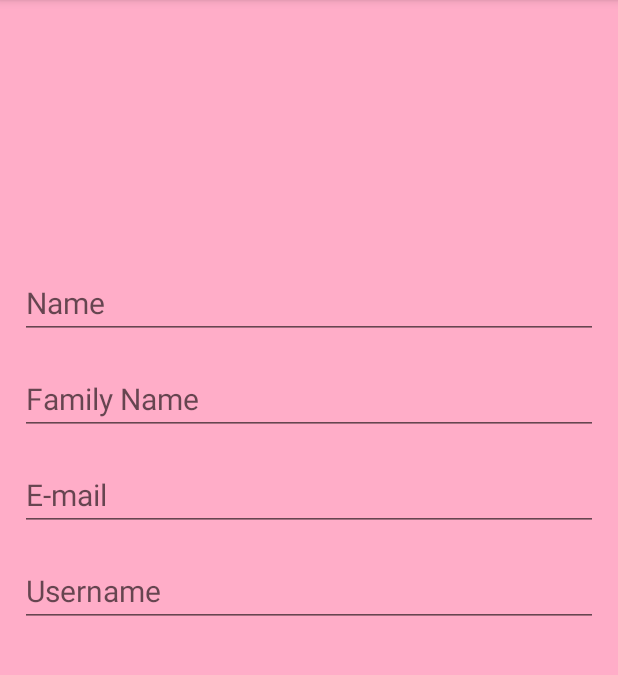
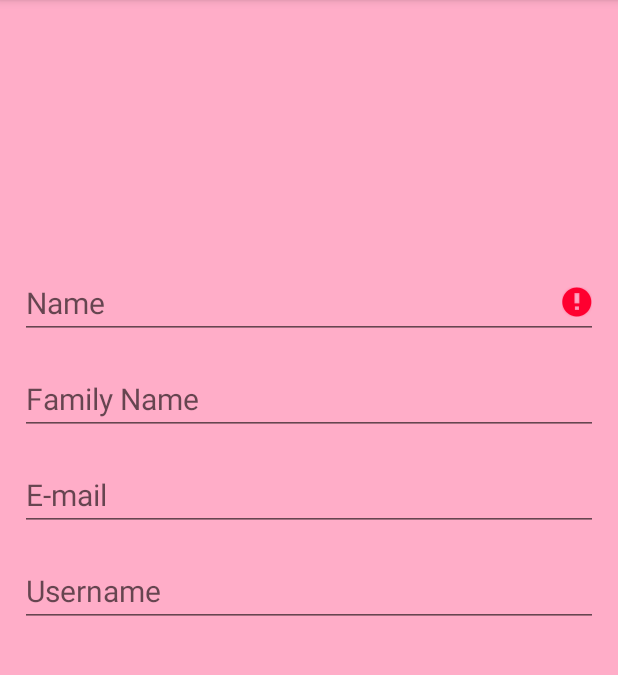
Before and after one commit to rosemary93/MyNetflix, an Android app: the ProfileRegistrationFragment screen opened through its navigation route, after a tap on "REGISTER", on a phone screen of 412 x 824 dp, the part 84-759 px from its top. Run offline under Robolectric (Android 15) with nearby library versions, the phone set to English and light mode, and no system bars.

Commit message:
all views added in different araylists for cleancode in HomeFragment.kt fun testData added in object NetflixEnvironment in Model.kt method areValidInputs added in ProfileRegistrationFragment.kt to check necessary fields are filled also user info datas set after registering. all views initialized in ShowProfileFragment.kt and a button added for backing to Home fragment some ids renamed. a new action added in nav_graph for navigating from fragment_show_profile.xml to fragment_home.xml

```diff
--- a/app/src/main/java/com/example/mynetflix/HomeFragment.kt
+++ b/app/src/main/java/com/example/mynetflix/HomeFragment.kt
@@ -5,16 +5,21 @@ import android.os.Bundle
 import android.view.*
 import androidx.fragment.app.Fragment
 import android.widget.Button
+import android.widget.ImageView
+import android.widget.TextView
 import androidx.navigation.fragment.findNavController
 import com.example.mynetflix.databinding.FragmentHomeBinding
 
 class HomeFragment : Fragment() {
     lateinit var binding: FragmentHomeBinding
-    val favoriteButtons = ArrayList<Button>()
+    val favoriteButtonList = ArrayList<Button>()
+    val imageViewList=ArrayList<ImageView>()
+    val textViewList=ArrayList<TextView>()
 
     override fun onCreate(savedInstanceState: Bundle?) {
         super.onCreate(savedInstanceState)
         setHasOptionsMenu(true)
+        NetflixEnvironment.testData()
     }
 
     override fun onCreateView(
@@ -22,23 +27,44 @@ class HomeFragment : Fragment() {
         savedInstanceState: Bundle?
     ): View? {
         binding = FragmentHomeBinding.inflate(inflater, container, false)
-
-
         return binding.root
     }
 
     override fun onViewCreated(view: View, savedInstanceState: Bundle?) {
         super.onViewCreated(view, savedInstanceState)
+        createViewsArrays()
+        //initLastViews()
 
 
-        binding.buttonFavorite0.setOnClickListener {
-            NetflixEnvironment.filmList[0].isFavorite = (!NetflixEnvironment.filmList[0].isFavorite)
+        for (i in 0 until favoriteButtonList.size)
+        {
+            favoriteButtonList[i].setOnClickListener {
+                NetflixEnvironment.filmList[i].isFavorite = (!(NetflixEnvironment.filmList[i].isFavorite))
+                if (NetflixEnvironment.filmList[i].isFavorite)
+                {
+                    favoriteButtonList[i].setBackgroundColor(Color.RED)
+                }else{
+                    favoriteButtonList[i].setBackgroundColor(resources.getColor(R.color.purple_500))
+                }
+            }
+        }
 
-            binding.buttonFavorite0.setBackgroundColor(Color.RED)
-            // findNavController().navigate(R.id.action_homeFragment_to_comingSoonFragment)
-        }
+
+
     }
 
+    fun initLastViews(){
+        for (i in 0..11)
+        {
+            textViewList[i].text=NetflixEnvironment.filmList[i].title
+            if (NetflixEnvironment.filmList[i].isFavorite)
+                favoriteButtonList[i].setBackgroundColor(Color.RED)
+        }
+
+
+    }
+
+    //for adding menu and set items listeners
     override fun onCreateOptionsMenu(menu: Menu, inflater: MenuInflater) {
         super.onCreateOptionsMenu(menu, inflater)
         inflater.inflate(R.menu.home_menu, menu)
@@ -61,19 +87,55 @@ class HomeFragment : Fragment() {
         }
         return super.onOptionsItemSelected(item)
     }
+    fun createViewsArrays()
+    {
+        createButtonArray()
+        createImageViewArray()
+        createTextViewArray()
+    }
 
     fun createButtonArray() {
-        favoriteButtons.add(binding.buttonFavorite0)
-        favoriteButtons.add(binding.buttonFavorite1)
-        favoriteButtons.add(binding.buttonFavorite2)
-        favoriteButtons.add(binding.buttonFavorite3)
-        favoriteButtons.add(binding.buttonFavorite4)
-        favoriteButtons.add(binding.buttonFavorite5)
-        favoriteButtons.add(binding.buttonFavorite6)
-        favoriteButtons.add(binding.buttonFavorite7)
-        favoriteButtons.add(binding.buttonFavorite8)
-        favoriteButtons.add(binding.buttonFavorite9)
-        favoriteButtons.add(binding.buttonFavorite10)
-        favoriteButtons.add(binding.buttonFavorite11)
+
+        favoriteButtonList.add(binding.buttonFavorite0)
+        favoriteButtonList.add(binding.buttonFavorite1)
+        favoriteButtonList.add(binding.buttonFavorite2)
+        favoriteButtonList.add(binding.buttonFavorite3)
+        favoriteButtonList.add(binding.buttonFavorite4)
+        favoriteButtonList.add(binding.buttonFavorite5)
+        favoriteButtonList.add(binding.buttonFavorite6)
+        favoriteButtonList.add(binding.buttonFavorite7)
+        favoriteButtonList.add(binding.buttonFavorite8)
+        favoriteButtonList.add(binding.buttonFavorite9)
+        favoriteButtonList.add(binding.buttonFavorite10)
+        favoriteButtonList.add(binding.buttonFavorite11)
+    }
+    fun createImageViewArray(){
+        imageViewList.add(binding.imageView0)
+        imageViewList.add(binding.imageView1)
+        imageViewList.add(binding.imageView2)
+        imageViewList.add(binding.imageView3)
+        imageViewList.add(binding.imageView4)
+        imageViewList.add(binding.imageView5)
+        imageViewList.add(binding.imageView6)
+        imageViewList.add(binding.imageView7)
+        imageViewList.add(binding.imageView8)
+        imageViewList.add(binding.imageView9)
+        imageViewList.add(binding.imageView10)
+        imageViewList.add(binding.imageView11)
+    }
+    fun createTextViewArray()
+    {
+        textViewList.add(binding.textViewFilmTitle0)
+        textViewList.add(binding.textViewFilmTitle1)
+        textViewList.add(binding.textViewFilmTitle2)
+        textViewList.add(binding.textViewFilmTitle3)
+        textViewList.add(binding.textViewFilmTitle4)
+        textViewList.add(binding.textViewFilmTitle5)
+        textViewList.add(binding.textViewFilmTitle6)
+        textViewList.add(binding.textViewFilmTitle7)
+        textViewList.add(binding.textViewFilmTitle8)
+        textViewList.add(binding.textViewFilmTitle9)
+        textViewList.add(binding.textViewFilmTitle10)
+        textViewList.add(binding.textViewFilmTitle11)
     }
 }
--- a/app/src/main/java/com/example/mynetflix/Model.kt
+++ b/app/src/main/java/com/example/mynetflix/Model.kt
@@ -3,10 +3,26 @@ package com.example.mynetflix
 object NetflixEnvironment {
     var userInfo: UserInfo? = null
     val filmList = ArrayList<Film>()
+
+    fun testData(){
+        filmList.add(Film("film1",R.drawable.icon_0))
+        filmList.add(Film("film2",R.drawable.icon_1))
+        filmList.add(Film("film3",R.drawable.icon_2))
+        filmList.add(Film("film4",R.drawable.icon_3))
+        filmList.add(Film("film5",R.drawable.icon_4))
+        filmList.add(Film("film6",R.drawable.icon_5))
+        filmList.add(Film("film7",R.drawable.icon_6))
+        filmList.add(Film("film8",R.drawable.icon_7))
+        filmList.add(Film("film9",R.drawable.icon_8))
+        filmList.add(Film("film10",R.drawable.icon_9))
+        filmList.add(Film("film11",R.drawable.icon_10))
+        filmList.add(Film("film12",R.drawable.icon_11))
+    }
 }
 
 data class Film(var title: String, var imageID: Int) {
     var isFavorite = false
+
 }
 
 class UserInfo(
--- a/app/src/main/java/com/example/mynetflix/ProfileRegistrationFragment.kt
+++ b/app/src/main/java/com/example/mynetflix/ProfileRegistrationFragment.kt
@@ -20,20 +20,51 @@ class ProfileRegistrationFragment : Fragment() {
         inflater: LayoutInflater, container: ViewGroup?,
         savedInstanceState: Bundle?
     ): View? {
-        binding= FragmentProfileRegistrationBinding.inflate(inflater,container,false)
+        binding = FragmentProfileRegistrationBinding.inflate(inflater, container, false)
         // Inflate the layout for this fragment
         return binding.root
     }
 
     override fun onViewCreated(view: View, savedInstanceState: Bundle?) {
         super.onViewCreated(view, savedInstanceState)
-        /*if (NetflixEnvironment.userInfo==null)
+        if (NetflixEnvironment.userInfo!=null)
         {
-            findNavController().navigate(R.id.action_profileFragment_to_showUserInfoFragment)
-        }*/
+            findNavController().navigate(R.id.action_profileRegistrationFragment_to_showProfileFragment)
+        }
         binding.buttonRegister.setOnClickListener {
-           // findNavController().navigate()
+            if (areValidInputs()) {
+                NetflixEnvironment.userInfo = UserInfo(
+                    binding.editTextName.text.toString(),
+                    binding.editTextFamilyName.text.toString(),
+                    binding.editTextEmailAdd.text.toString()
+                )
+                if (!binding.editTextPhone.text.isNullOrBlank())
+                    ((NetflixEnvironment.userInfo) as UserInfo).phoneNumber =
+                        binding.editTextPhone.text.toString()
+                if (!binding.editTextUsername.text.isNullOrBlank())
+                    ((NetflixEnvironment.userInfo) as UserInfo).username =
+                        binding.editTextUsername.text.toString()
+
+                findNavController().navigate(R.id.action_profileRegistrationFragment_to_showProfileFragment)
+
+            }
         }
+    }
+
+    fun areValidInputs(): Boolean {
+        if (binding.editTextName.text.isNullOrBlank()) {
+            binding.editTextName.error = "fill here"
+            return false
+        }
+        if (binding.editTextFamilyName.text.isNullOrBlank()) {
+            binding.editTextFamilyName.error = "fill here"
+            return false
+        }
+        if (binding.editTextEmailAdd.text.isNullOrBlank()) {
+            binding.editTextEmailAdd.error = "fill here"
+            return false
+        }
+        return true
     }
 
 
--- a/app/src/main/res/layout/fragment_profile_registration.xml
+++ b/app/src/main/res/layout/fragment_profile_registration.xml
@@ -21,7 +21,7 @@
         android:textSize="20sp" />
 
     <EditText
-        android:id="@+id/editTextTextPersonName2"
+        android:id="@+id/editText_familyName"
         android:layout_width="match_parent"
         android:layout_height="wrap_content"
         android:layout_margin="8dp"
@@ -32,7 +32,7 @@
         android:textSize="20sp" />
 
     <EditText
-        android:id="@+id/editTextTextEmailAddress"
+        android:id="@+id/editText_emailAdd"
         android:layout_width="match_parent"
         android:layout_height="wrap_content"
         android:layout_margin="8dp"
@@ -43,7 +43,7 @@
         android:textSize="20sp" />
 
     <EditText
-        android:id="@+id/editTextTextPersonName3"
+        android:id="@+id/editText_username"
         android:layout_width="match_parent"
         android:layout_height="wrap_content"
         android:layout_margin="8dp"
--- a/app/src/main/res/navigation/nav_graph.xml
+++ b/app/src/main/res/navigation/nav_graph.xml
@@ -43,5 +43,9 @@
         android:id="@+id/showProfileFragment"
         android:name="com.example.mynetflix.ShowUserInfoFragment"
         android:label="fragment_show_profile"
-        tools:layout="@layout/fragment_show_profile" />
+        tools:layout="@layout/fragment_show_profile" >
+        <action
+            android:id="@+id/action_showProfileFragment_to_homeFragment"
+            app:destination="@id/homeFragment" />
+    </fragment>
 </navigation>
```
Also changed, not shown: app/src/main/java/com/example/mynetflix/ShowProfileFragment.kt (+21 -35 lines), app/src/main/res/layout/fragment_home.xml (+12 -12 lines), app/src/main/res/layout/fragment_show_profile.xml (+7 -0 lines).
